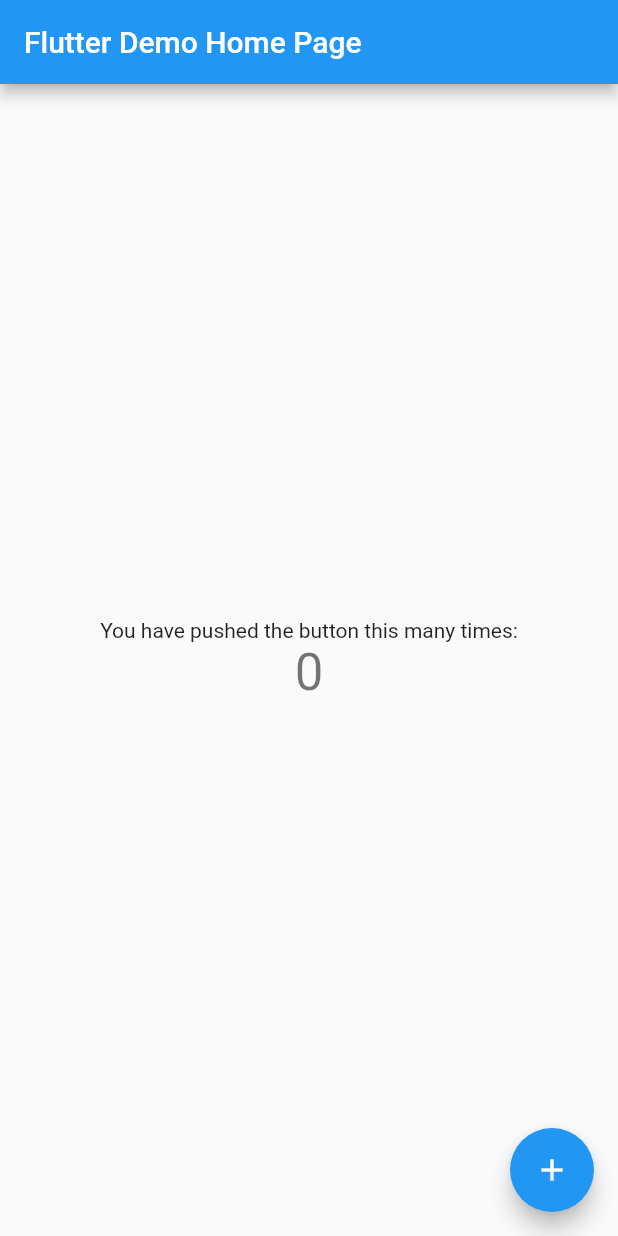
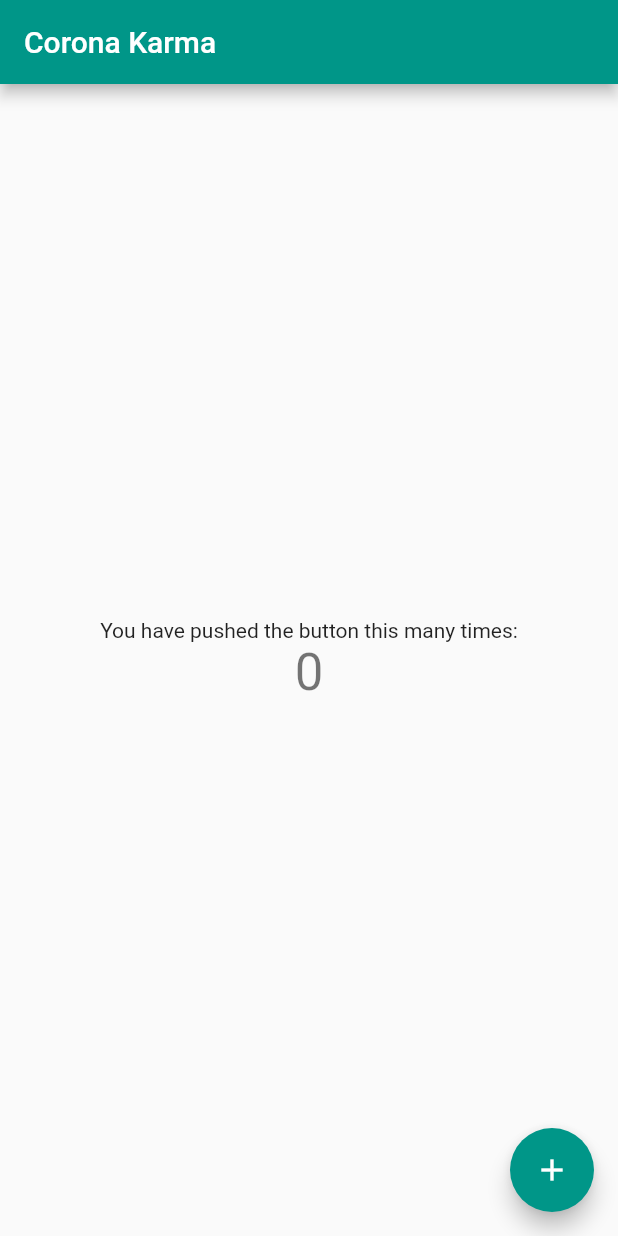
Before and after one commit to auryn31/Aushilfshamster-1, a Flutter app: the screen it shows after launch, on a phone screen of 412 x 824 dp. Run offline on Flutter 3.47's test engine with Material 2 defaults, Android fonts, the phone set to English and light mode, and no system bars.

```diff
--- a/sources/corona_karma/lib/main.dart
+++ b/sources/corona_karma/lib/main.dart
@@ -7,35 +7,17 @@ class MyApp extends StatelessWidget {
   @override
   Widget build(BuildContext context) {
     return MaterialApp(
-      title: 'Flutter Demo',
+      title: 'Corona Karma',
       theme: ThemeData(
-        // This is the theme of your application.
-        //
-        // Try running your application with "flutter run". You'll see the
-        // application has a blue toolbar. Then, without quitting the app, try
-        // changing the primarySwatch below to Colors.green and then invoke
-        // "hot reload" (press "r" in the console where you ran "flutter run",
-        // or simply save your changes to "hot reload" in a Flutter IDE).
-        // Notice that the counter didn't reset back to zero; the application
-        // is not restarted.
-        primarySwatch: Colors.blue,
+        primarySwatch: Colors.teal,
       ),
-      home: MyHomePage(title: 'Flutter Demo Home Page'),
+      home: MyHomePage(title: 'Corona Karma'),
     );
   }
 }
 
 class MyHomePage extends StatefulWidget {
   MyHomePage({Key key, this.title}) : super(key: key);
-
-  // This widget is the home page of your application. It is stateful, meaning
-  // that it has a State object (defined below) that contains fields that affect
-  // how it looks.
-
-  // This class is the configuration for the state. It holds the values (in this
-  // case the title) provided by the parent (in this case the App widget) and
-  // used by the build method of the State. Fields in a Widget subclass are
-  // always marked "final".
 
   final String title;
 
@@ -48,47 +30,18 @@ class _MyHomePageState extends State<MyHomePage> {
 
   void _incrementCounter() {
     setState(() {
-      // This call to setState tells the Flutter framework that something has
-      // changed in this State, which causes it to rerun the build method below
-      // so that the display can reflect the updated values. If we changed
-      // _counter without calling setState(), then the build method would not be
-      // called again, and so nothing would appear to happen.
       _counter++;
     });
   }
 
   @override
   Widget build(BuildContext context) {
-    // This method is rerun every time setState is called, for instance as done
-    // by the _incrementCounter method above.
-    //
-    // The Flutter framework has been optimized to make rerunning build methods
-    // fast, so that you can just rebuild anything that needs updating rather
-    // than having to individually change instances of widgets.
     return Scaffold(
       appBar: AppBar(
-        // Here we take the value from the MyHomePage object that was created by
-        // the App.build method, and use it to set our appbar title.
         title: Text(widget.title),
       ),
       body: Center(
-        // Center is a layout widget. It takes a single child and positions it
-        // in the middle of the parent.
         child: Column(
-          // Column is also a layout widget. It takes a list of children and
-          // arranges them vertically. By default, it sizes itself to fit its
-          // children horizontally, and tries to be as tall as its parent.
-          //
-          // Invoke "debug painting" (press "p" in the console, choose the
-          // "Toggle Debug Paint" action from the Flutter Inspector in Android
-          // Studio, or the "Toggle Debug Paint" command in Visual Studio Code)
-          // to see the wireframe for each widget.
-          //
-          // Column has various properties to control how it sizes itself and
-          // how it positions its children. Here we use mainAxisAlignment to
-          // center the children vertically; the main axis here is the vertical
-          // axis because Columns are vertical (the cross axis would be
-          // horizontal).
           mainAxisAlignment: MainAxisAlignment.center,
           children: <Widget>[
             Text(
@@ -105,7 +58,7 @@ class _MyHomePageState extends State<MyHomePage> {
         onPressed: _incrementCounter,
         tooltip: 'Increment',
         child: Icon(Icons.add),
-      ), // This trailing comma makes auto-formatting nicer for build methods.
+      ),
     );
   }
 }
```
Also changed, not shown: sources/corona_karma/pubspec.yaml (+3 -39 lines), 11 other files.
